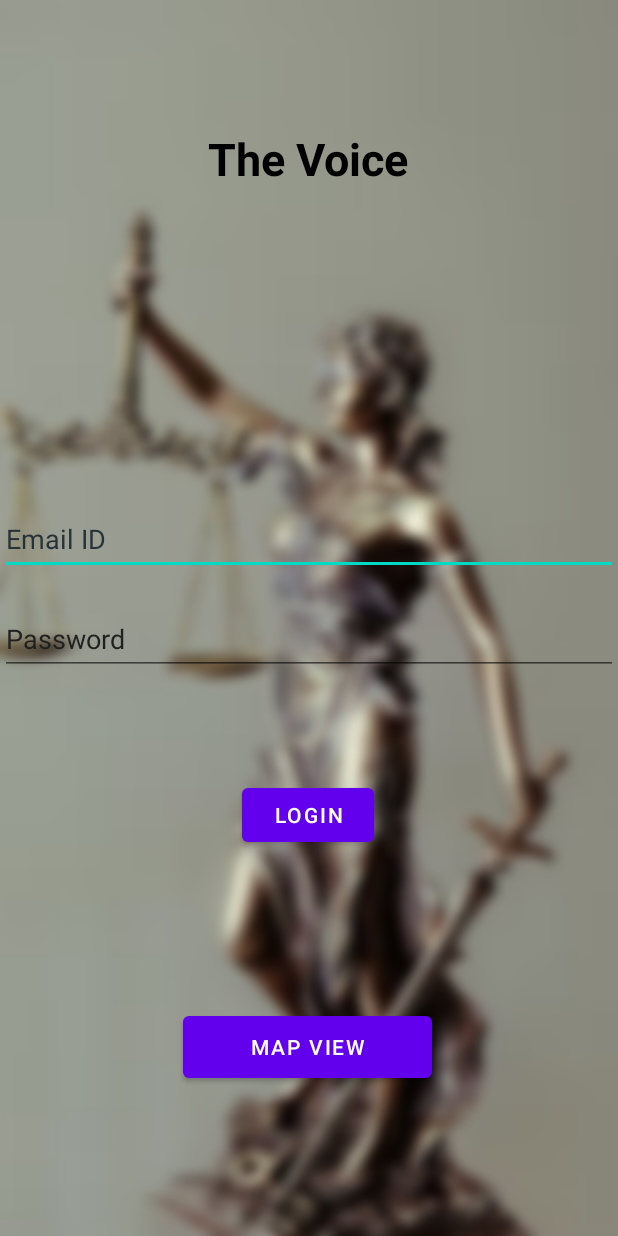
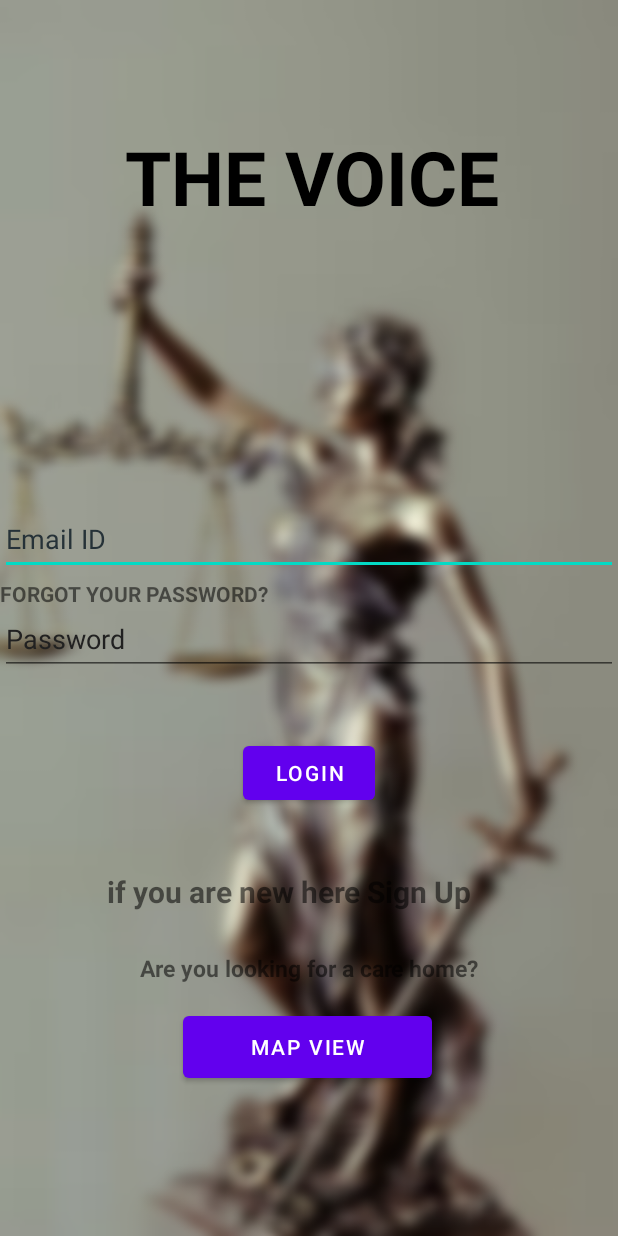
Before and after one commit to sandeepjayabal41/The_Voice, an Android app: the screen it shows after launch (MainActivity), on a phone screen of 412 x 824 dp. Run offline under Robolectric (Android 15) with nearby library versions, the phone set to English and light mode, and no system bars; our stand-ins replace Firebase (no records; nobody signed in at launch, a user with empty details on screens opened directly).

Commit message:
login page changes

```diff
--- a/app/src/main/res/layout/activity_main.xml
+++ b/app/src/main/res/layout/activity_main.xml
@@ -6,15 +6,17 @@
     android:layout_height="match_parent"
     tools:context=".MainActivity">
 
+
     <ImageView
         android:id="@+id/imageView"
         android:layout_width="match_parent"
         android:layout_height="match_parent"
         android:scaleType="fitXY"
+        app:layout_constraintEnd_toEndOf="parent"
+        app:layout_constraintHorizontal_bias="0.0"
+        app:layout_constraintStart_toStartOf="parent"
         app:srcCompat="@drawable/background_image"
-        tools:layout_editor_absoluteX="199dp"
-        tools:layout_editor_absoluteY="267dp" />
-
+        tools:layout_editor_absoluteY="-83dp" />
 
     <Button
         android:id="@+id/MapViewButton"
@@ -35,14 +37,14 @@
         android:layout_marginTop="84dp"
         android:text="@string/app_name"
         android:textColor="@color/black"
-        android:textSize="30dp"
+        android:textSize="50dp"
         android:textStyle="bold"
         app:layout_constraintBottom_toTopOf="@+id/MapViewButton"
         app:layout_constraintEnd_toEndOf="parent"
-        app:layout_constraintHorizontal_bias="0.498"
+        app:layout_constraintHorizontal_bias="0.513"
         app:layout_constraintStart_toStartOf="parent"
         app:layout_constraintTop_toTopOf="@+id/imageView"
-        app:layout_constraintVertical_bias="0.002" />
+        app:layout_constraintVertical_bias="0.0" />
 
     <EditText
         android:id="@+id/EmailAddress"
@@ -85,15 +87,11 @@
         android:id="@+id/LoginButton"
         android:layout_width="wrap_content"
         android:layout_height="wrap_content"
-        android:layout_marginTop="48dp"
-        android:layout_marginBottom="104dp"
+        android:layout_marginBottom="132dp"
         android:text="@string/login"
         app:layout_constraintBottom_toTopOf="@+id/MapViewButton"
         app:layout_constraintEnd_toEndOf="parent"
-        app:layout_constraintHorizontal_bias="0.498"
-        app:layout_constraintStart_toStartOf="parent"
-        app:layout_constraintTop_toBottomOf="@+id/editTextTextPassword"
-        app:layout_constraintVertical_bias="0.0" />
+        app:layout_constraintStart_toStartOf="parent" />
 
     <ProgressBar
         android:id="@+id/progressBar"
@@ -109,4 +107,46 @@
         app:layout_constraintEnd_toEndOf="parent"
         app:layout_constraintStart_toStartOf="parent"
         app:layout_constraintTop_toTopOf="parent" />
+
+    <TextView
+        android:id="@+id/forgot_password"
+        android:layout_width="244dp"
+        android:layout_height="50dp"
+        android:ems="10"
+        android:inputType="textUri"
+        android:text="@string/forgot_your_password__string"
+        android:textStyle="bold"
+        app:layout_constraintBottom_toTopOf="@+id/LoginButton"
+        app:layout_constraintEnd_toEndOf="parent"
+        app:layout_constraintHorizontal_bias="0.0"
+        app:layout_constraintStart_toStartOf="@+id/imageView"
+        app:layout_constraintTop_toBottomOf="@+id/textView"
+        app:layout_constraintVertical_bias="0.81" />
+
+    <TextView
+        android:id="@+id/care_home"
+        android:layout_width="wrap_content"
+        android:layout_height="wrap_content"
+        android:text="@string/care_home_string"
+        android:textSize="15sp"
+        android:textStyle="bold"
+        app:layout_constraintBottom_toTopOf="@+id/MapViewButton"
+        app:layout_constraintEnd_toEndOf="parent"
+        app:layout_constraintStart_toStartOf="parent"
+        app:layout_constraintTop_toBottomOf="@+id/LoginButton"
+        app:layout_constraintVertical_bias="0.861" />
+
+    <TextView
+        android:id="@+id/signup"
+        android:layout_width="283dp"
+        android:layout_height="54dp"
+        android:inputType="textUri"
+        android:text="@string/if_you_are_new_here_sign_up_string"
+        android:textSize="20dp"
+        android:textStyle="bold"
+        app:layout_constraintBottom_toTopOf="@+id/care_home"
+        app:layout_constraintEnd_toEndOf="parent"
+        app:layout_constraintHorizontal_bias="0.555"
+        app:layout_constraintStart_toStartOf="parent" />
+
 </androidx.constraintlayout.widget.ConstraintLayout>
--- a/app/src/main/res/values/strings.xml
+++ b/app/src/main/res/values/strings.xml
@@ -1,6 +1,6 @@
 <?xml version="1.0" encoding="utf-8"?>
 <resources>
-    <string name="app_name">The Voice</string>
+    <string name="app_name">THE VOICE</string>
     <string name="map_view">Map view</string>
     <string name="ek_img_content">ExportKit Image</string>
     <string name="map_view_string">MAP VIEW</string>
```
